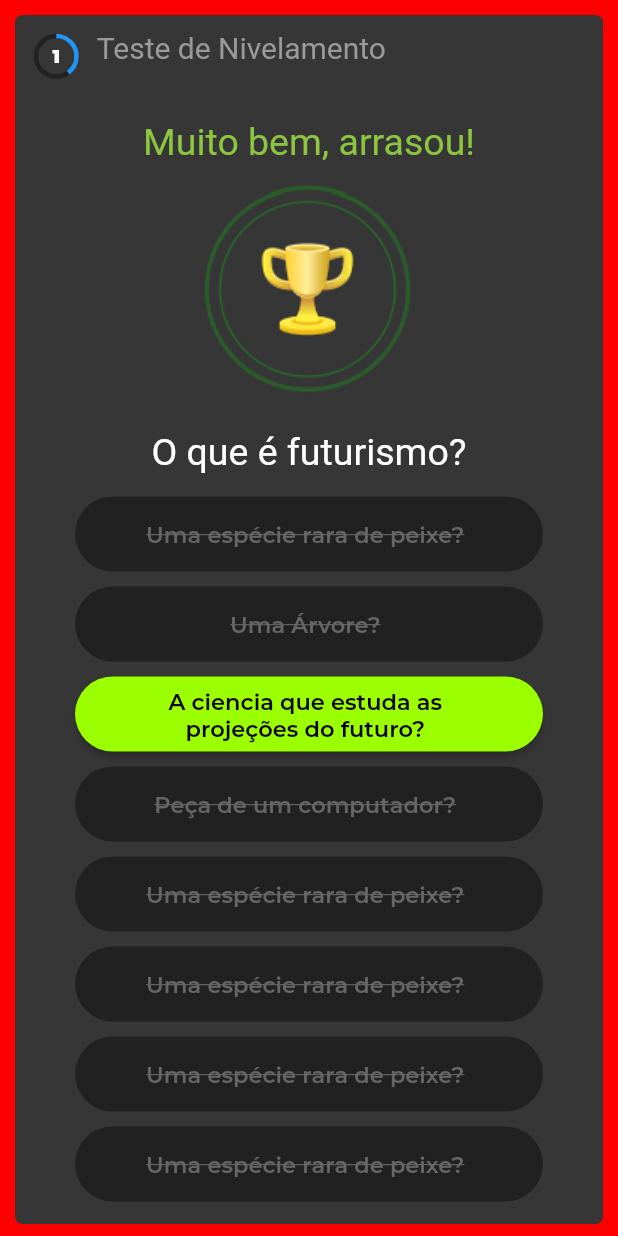
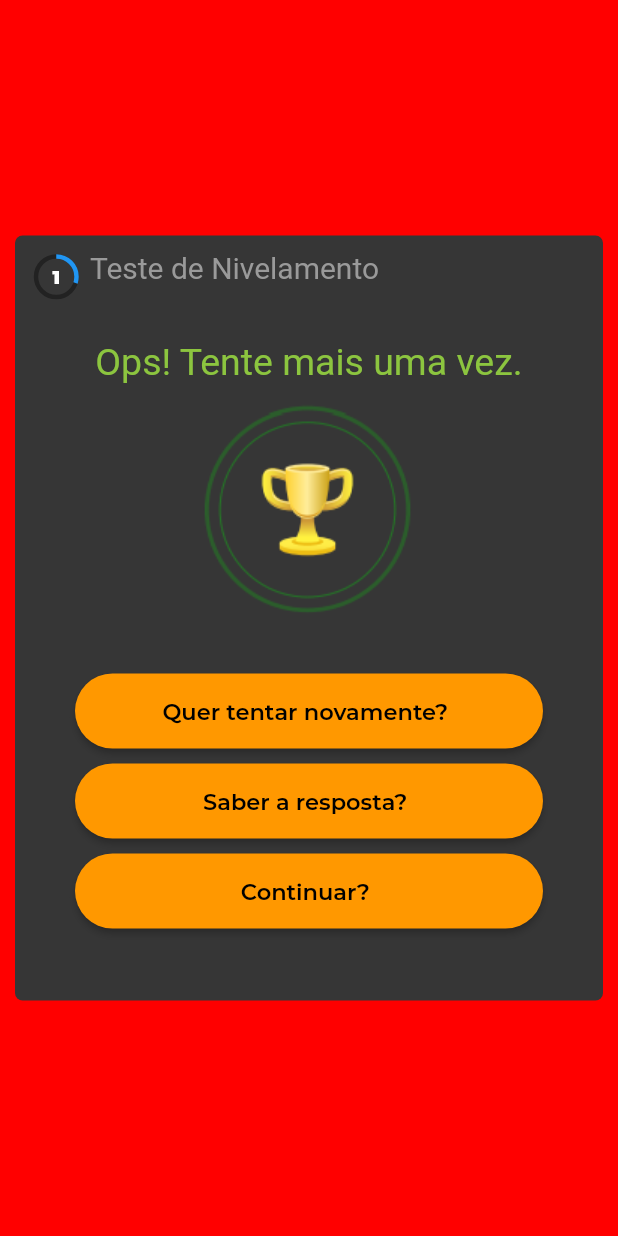
Before and after one commit to RicardoRaymundo/test_window, a Flutter app: the screen it shows after launch, on a phone screen of 412 x 824 dp. Run offline on Flutter 3.47's test engine with Material 2 defaults, Android fonts, the phone set to English and light mode, and no system bars; drawn by our look-alikes of percent_indicator; project files that could hold a hidden picture were left out.

```diff
--- a/lib/answer.dart
+++ b/lib/answer.dart
@@ -1,7 +1,6 @@
-class Answer {
-  String id;
+class CustomButtonConfig {
   bool isCorrect;
   String text;
 
-  Answer({this.id, this.text, this.isCorrect});
+  CustomButtonConfig({this.text, this.isCorrect});
 }
--- a/lib/answer_button.dart
+++ /dev/null
@@ -1,86 +0,0 @@
-import 'package:flutter/material.dart';
-import 'answer.dart';
-
-class AnswerButton extends StatelessWidget {
-
-  final Answer answer;
-  final Color color;
-
-  AnswerButton({this.answer, this.color});
-
-  @override
-  Widget build(BuildContext context) {
-    return Padding(
-      padding: EdgeInsets.only(bottom: 5, top: 5, left: 30.0, right: 30.0),
-      child: RaisedButton(
-        color: this.answer.isCorrect ? this.color : Color(0xffff0000),
-        onPressed: this.answer.isCorrect ? () {} : null,
-        shape: RoundedRectangleBorder(
-            borderRadius: new BorderRadius.circular(30.0)),
-        child: ConstrainedBox(
-          constraints: new BoxConstraints(
-            minHeight: 50.0,
-          ),
-          child: Center(
-            child: Padding(
-              padding: const EdgeInsets.only(left: 20.0, right: 25.0),
-              child: Text(
-                //'A ciencia que estuda as projeções do futuro?',
-                this.answer.text,
-                style: TextStyle(
-                    color: this.answer.isCorrect ? Colors.black : Color(0xff666666),
-                    fontFamily: 'Montserrat',
-                    fontSize: 15,
-                    fontWeight: FontWeight.w600,
-                    decoration: this.answer.isCorrect
-                        ? TextDecoration.none
-                        : TextDecoration.lineThrough),
-                textAlign: TextAlign.center,
-              ),
-            ),
-          ),
-        ),
-      ),
-    );
-  }
-}
-
-/*
-,
-    return Column(
-      children: <Widget>[
-        this._answerButton(
-          Answer(
-            id: 'bbbb',
-            text: 'Uma espécie rara de peixe?',
-            isCorrect: false,
-          ),
-          Color(0xff9cff00),
-        ),
-        this._answerButton(
-          Answer(
-            id: 'aaaa',
-            text: 'Uma Árvore?',
-            isCorrect: false,
-          ),
-          Color(0xff9cff00),
-        ),
-        this._answerButton(
-          Answer(
-            id: 'cccc',
-            text: 'A ciencia que estuda as projeções do futuro?',
-            isCorrect: true,
-          ),
-          Color(0xff9cff00),
-        ),
-        this._answerButton(
-          Answer(
-            id: 'dddd',
-            text: 'Peça de um computador?',
-            isCorrect: false,
-          ),
-          Color(0xff9cff00),
-        ),
-      ],
-    );
- */
--- /dev/null
+++ b/lib/custom_button.dart
@@ -0,0 +1,46 @@
+import 'package:flutter/material.dart';
+import 'answer.dart';
+
+class CustomButton extends StatelessWidget {
+
+  final CustomButtonConfig customButtonConfig;
+  final Color color;
+
+  CustomButton({this.customButtonConfig, this.color});
+
+  @override
+  Widget build(BuildContext context) {
+    return Padding(
+      padding: EdgeInsets.only(bottom: 5, top: 5, left: 30.0, right: 30.0),
+      child: RaisedButton(
+        color: this.customButtonConfig.isCorrect ? this.color : Color(0xffff0000),
+        onPressed: this.customButtonConfig.isCorrect ? () {} : null,
+        shape: RoundedRectangleBorder(
+            borderRadius: new BorderRadius.circular(30.0)),
+        child: ConstrainedBox(
+          constraints: new BoxConstraints(
+            minHeight: 50.0,
+          ),
+          child: Center(
+            child: Padding(
+              padding: const EdgeInsets.only(left: 20.0, right: 25.0),
+              child: Text(
+                //'A ciencia que estuda as projeções do futuro?',
+                this.customButtonConfig.text,
+                style: TextStyle(
+                    color: this.customButtonConfig.isCorrect ? Colors.black : Color(0xff666666),
+                    fontFamily: 'Montserrat',
+                    fontSize: 15,
+                    fontWeight: FontWeight.w600,
+                    decoration: this.customButtonConfig.isCorrect
+                        ? TextDecoration.none
+                        : TextDecoration.lineThrough),
+                textAlign: TextAlign.center,
+              ),
+            ),
+          ),
+        ),
+      ),
+    );
+  }
+}
--- a/lib/data_list.dart
+++ b/lib/data_list.dart
@@ -1,12 +1,13 @@
 import 'package:flutter/material.dart';
 import 'answer.dart';
-import 'answer_button.dart';
+import 'custom_button.dart';
 
 class DataList extends StatelessWidget {
   // Variavel que recebe o snapshot.data do componente pai
-  final List<Answer> dataAnswer;
+  final List<CustomButtonConfig> dataCustomButtonConfig;
+  final Color color;
 
-  DataList({Key key, this.dataAnswer}) : super(key: key);
+  DataList({Key key, this.dataCustomButtonConfig, this.color}) : super(key: key);
 
   @override
   Widget build(BuildContext context) {
@@ -17,23 +18,22 @@ class DataList extends StatelessWidget {
 
   List<Widget> processList() {
 
-    final int len = this.dataAnswer.length;
-    final List<AnswerButton> listAnswerButton = [];
+    final int len = this.dataCustomButtonConfig.length;
+    final List<CustomButton> listCustomButton = [];
 
     for (int i = 0; i < len; i++) {
-      listAnswerButton.add(
-          AnswerButton(
-            answer: Answer(
-              id: dataAnswer[i].id,
-              text: dataAnswer[i].text,
-              isCorrect: dataAnswer[i].isCorrect,
+      listCustomButton.add(
+          CustomButton(
+            customButtonConfig: CustomButtonConfig(
+              text: dataCustomButtonConfig[i].text,
+              isCorrect: dataCustomButtonConfig[i].isCorrect,
             ),
-            color: Color(0xff9cff00),
+            color: this.color,
           )
       );
     }
 
-    return listAnswerButton;
+    return listCustomButton;
   }
 
   Widget buildx(BuildContext context) {
@@ -43,12 +43,11 @@ class DataList extends StatelessWidget {
         scrollDirection: Axis.vertical,
         shrinkWrap: true,
         // physics: NeverScrollableScrollPhysics(),
-        itemCount: dataAnswer.length,
+        itemCount: dataCustomButtonConfig.length,
 
         itemBuilder: (context, index) {
-          return AnswerButton(
-            answer: Answer(
-              id: 'cccc',
+          return CustomButton(
+            customButtonConfig: CustomButtonConfig(
               text: 'A ciencia que estuda as projeções do futuro?',
               isCorrect: true,
             ),
--- /dev/null
+++ b/lib/exam/exam_try_again.dart
@@ -0,0 +1,76 @@
+import 'package:flutter/material.dart';
+import 'package:test_window/answer.dart';
+import 'package:test_window/exam/exam_abstract.dart';
+
+class ExamTryAgain extends ExamAbstract {
+  final Color color = Colors.orange;
+
+  final Map<String, dynamic> header = {
+    'index': 1,
+    'progress': 0.3,
+    'title': 'Teste de Nivelamento',
+  };
+
+  List<CustomButtonConfig> listCustomButtonConfig = [
+    CustomButtonConfig(
+      text: 'Quer tentar novamente?',
+      isCorrect: true,
+    ),
+    CustomButtonConfig(
+      text: 'Saber a resposta?',
+      isCorrect: true,
+    ),
+    CustomButtonConfig(
+      text: 'Continuar?',
+      isCorrect: true,
+    ),
+  ];
+
+  @override
+  Widget build(BuildContext context) {
+    return Scaffold(
+      body: Container(
+        color: Color(0xffff0000),
+        child: SafeArea(
+          child: Container(
+            padding: EdgeInsets.all(10.0),
+            child: Center(
+              child: Container(
+                height: 510,
+                padding: EdgeInsets.all(10.0),
+                decoration: BoxDecoration(
+                  borderRadius: BorderRadius.circular(5.0),
+                  color: Color(0xff363636),
+                ),
+                child: Column(
+                  children: <Widget>[
+                    this.prepareHeader(),
+                    SizedBox(height: 20),
+                    this.title(
+                      value: 'Ops! Tente mais uma vez.',
+                      image: 'assets/trophy.png',
+                      color: Color(0xff8cc53f),
+                    ),
+                    Column(
+                      mainAxisAlignment: MainAxisAlignment.center,
+                      children: <Widget>[
+                        // this.title('Muito bem, arrasou!'),
+                        SizedBox(
+                          height: 20,
+                        ),
+                        SizedBox(
+                          height: 10,
+                        ),
+                        this.groupButton()
+                      ],
+                    ),
+                  ],
+                ),
+              ),
+            ),
+          ),
+        ),
+      ),
+    );
+  }
+}
--- a/lib/main.dart
+++ b/lib/main.dart
@@ -1,6 +1,8 @@
 import 'package:flutter/material.dart';
-import 'test_page.dart';
+import 'package:test_window/exam/exam_question.dart';
 import 'package:test_window/app/app_behavior.dart';
+import 'package:test_window/exam/exam_try_again.dart';
+
 
 void main() => runApp(App());
 
@@ -16,7 +18,7 @@ class App extends StatelessWidget {
         );
       },
       theme: ThemeData(),
-      home: TestPage(),
+      home: ExamTryAgain(),
     );
   }
 }
--- a/lib/test_page.dart
+++ /dev/null
@@ -1,164 +0,0 @@
-import 'package:flutter/material.dart';
-import 'package:percent_indicator/percent_indicator.dart';
-import 'answer.dart';
-import 'answer_button.dart';
-import 'data_list.dart';
-
-class TestPage extends StatelessWidget {
-  List<Answer> listAnswer = [
-    Answer(
-      id: 'bbbb',
-      text: 'Uma espécie rara de peixe?',
-      isCorrect: false,
-    ),
-    Answer(
-      id: 'aaaa',
-      text: 'Uma Árvore?',
-      isCorrect: false,
-    ),
-    Answer(
-      id: 'cccc',
-      text: 'A ciencia que estuda as projeções do futuro?',
-      isCorrect: true,
-    ),
-    Answer(
-      id: 'dddd',
-      text: 'Peça de um computador?',
-      isCorrect: false,
-    ),
-    Answer(
-      id: 'bbbb',
-      text: 'Uma espécie rara de peixe?',
-      isCorrect: false,
-    ),
-    Answer(
-      id: 'bbbb',
-      text: 'Uma espécie rara de peixe?',
-      isCorrect: false,
-    ),
-    Answer(
-      id: 'bbbb',
-      text: 'Uma espécie rara de peixe?',
-      isCorrect: false,
-    ),
-    Answer(
-      id: 'bbbb',
-      text: 'Uma espécie rara de peixe?',
-      isCorrect: false,
-    ),
-  ];
-
-  // Carrega o conteudo da API
-  Future<List<Answer>> fetchAnswers() async {
-    return await this.listAnswer;
-  }
-
-  Widget _groupButton() {
-    return FutureBuilder<List<Answer>>(
-      // A future é o processamento do json do servidor
-      // Recebe List<JsonData>
-      future: this.fetchAnswers(),
-      builder: (context, snapshot) {
-        // Verifica se há erro
-        if (snapshot.hasError) print(snapshot.error);
-
-        // Mostra tela de carregamento até o fim do processamento dos dados
-        return snapshot.hasData
-            ? DataList(dataAnswer: snapshot.data)
-            : Center(child: CircularProgressIndicator());
-      },
-    );
-  }
-
-  @override
-  Widget build(BuildContext context) {
-    Size screenSize = MediaQuery.of(context).size;
-    return Scaffold(
-      body: Container(
-        color: Color(0xffff0000),
-        child: SafeArea(
-          child: ListView(
-            padding: EdgeInsets.all(10.0),
-            children: <Widget>[
-              Container(
-                padding: EdgeInsets.all(10.0),
-                decoration: BoxDecoration(
-                  borderRadius: BorderRadius.circular(5.0),
-                  color: Color(0xff363636),
-                ),
-                child: Column(
-                  children: <Widget>[
-                    Row(
-                      mainAxisAlignment: MainAxisAlignment.start,
-                      crossAxisAlignment: CrossAxisAlignment.start,
-                      children: <Widget>[
-                        SizedBox(
-                          height: 35,
-                          width: 35,
-                          child: CircularPercentIndicator(
-                            radius: 30.0,
-                            lineWidth: 3.0,
-                            percent: 0.4,
-                            center: Text(
-                              '1',
-                              style: TextStyle(
-                                  fontSize: 12,
-                                  fontFamily: "Montserrat",
-                                  color: Colors.white,
-                                  fontWeight: FontWeight.w900),
-                            ),
-                            progressColor: Colors.blue,
-                            backgroundColor: Color(0xff222222),
-                          ),
-                        ),
-                        SizedBox(
-                          width: 5,
-                        ),
-                        Container(
-                          height: 40,
-                          child: Text(
-                            ' Teste de Nivelamento',
-                            style:
-                            TextStyle(color: Color(0xff9a9a9a), fontSize: 20),
-                          ),
-                        )
-                      ],
-                    ),
-                    SizedBox(height: 20),
-                    Column(
-                      mainAxisAlignment: MainAxisAlignment.center,
-                      children: <Widget>[
-                        Text(
-                          'Muito bem, arrasou!',
-                          style: TextStyle(
-                            fontSize: 25,
-                            color: Color(0xff8cc53f),
-                          ),
-                        ),
-                        SizedBox(
-                          height: 10,
-                        ),
-                        Image.asset('assets/trophy.png'),
-                        SizedBox(
-                          height: 20,
-                        ),
-                        Text(
-                          'O que é futurismo?',
-                          style: TextStyle(fontSize: 25, color: Colors.white),
-                        ),
-                        SizedBox(
-                          height: 10,
-                        ),
-                        this._groupButton()
-                      ],
-                    ),
-                  ],
-                ),
-              )
-            ],
-          ),
-        ),
-      ),
-    );
-  }
-}
--- a/lib/test_page_old.dart
+++ b/lib/test_page_old.dart
@@ -1,60 +1,52 @@
 import 'package:flutter/material.dart';
 import 'package:percent_indicator/percent_indicator.dart';
 import 'answer.dart';
-import 'answer_button.dart';
+import 'custom_button.dart';
 import 'data_list.dart';
 
 class TestPage extends StatelessWidget {
-  List<Answer> listAnswer = [
-    Answer(
-      id: 'bbbb',
+  List<CustomButtonConfig> listCustomButtonConfig = [
+    CustomButtonConfig(
       text: 'Uma espécie rara de peixe?',
       isCorrect: false,
     ),
-    Answer(
-      id: 'aaaa',
+    CustomButtonConfig(
       text: 'Uma Árvore?',
       isCorrect: false,
     ),
-    Answer(
-      id: 'cccc',
+    CustomButtonConfig(
       text: 'A ciencia que estuda as projeções do futuro?',
       isCorrect: true,
     ),
-    Answer(
-      id: 'dddd',
+    CustomButtonConfig(
       text: 'Peça de um computador?',
       isCorrect: false,
     ),
-    Answer(
-      id: 'bbbb',
+    CustomButtonConfig(
       text: 'Uma espécie rara de peixe?',
       isCorrect: false,
     ),
-    Answer(
-      id: 'bbbb',
+    CustomButtonConfig(
       text: 'Uma espécie rara de peixe?',
       isCorrect: false,
     ),
-    Answer(
-      id: 'bbbb',
+    CustomButtonConfig(
       text: 'Uma espécie rara de peixe?',
       isCorrect: false,
     ),
-    Answer(
-      id: 'bbbb',
+    CustomButtonConfig(
       text: 'Uma espécie rara de peixe?',
       isCorrect: false,
     ),
   ];
 
   // Carrega o conteudo da API
-  Future<List<Answer>> fetchAnswers() async {
-    return await this.listAnswer;
+  Future<List<CustomButtonConfig>> fetchAnswers() async {
+    return await this.listCustomButtonConfig;
   }
 
   Widget _groupButton() {
-    return FutureBuilder<List<Answer>>(
+    return FutureBuilder<List<CustomButtonConfig>>(
       // A future é o processamento do json do servidor
       // Recebe List<JsonData>
       future: this.fetchAnswers(),
@@ -64,7 +56,7 @@ class TestPage extends StatelessWidget {
 
         // Mostra tela de carregamento até o fim do processamento dos dados
         return snapshot.hasData
-            ? DataList(dataAnswer: snapshot.data)
+            ? DataList(dataCustomButtonConfig: snapshot.data)
             : Center(child: CircularProgressIndicator());
       },
     );
```
Also changed, not shown: lib/exam/exam_abstract.dart (added, +112 -0 lines), lib/exam/exam_question.dart (added, +96 -0 lines).
